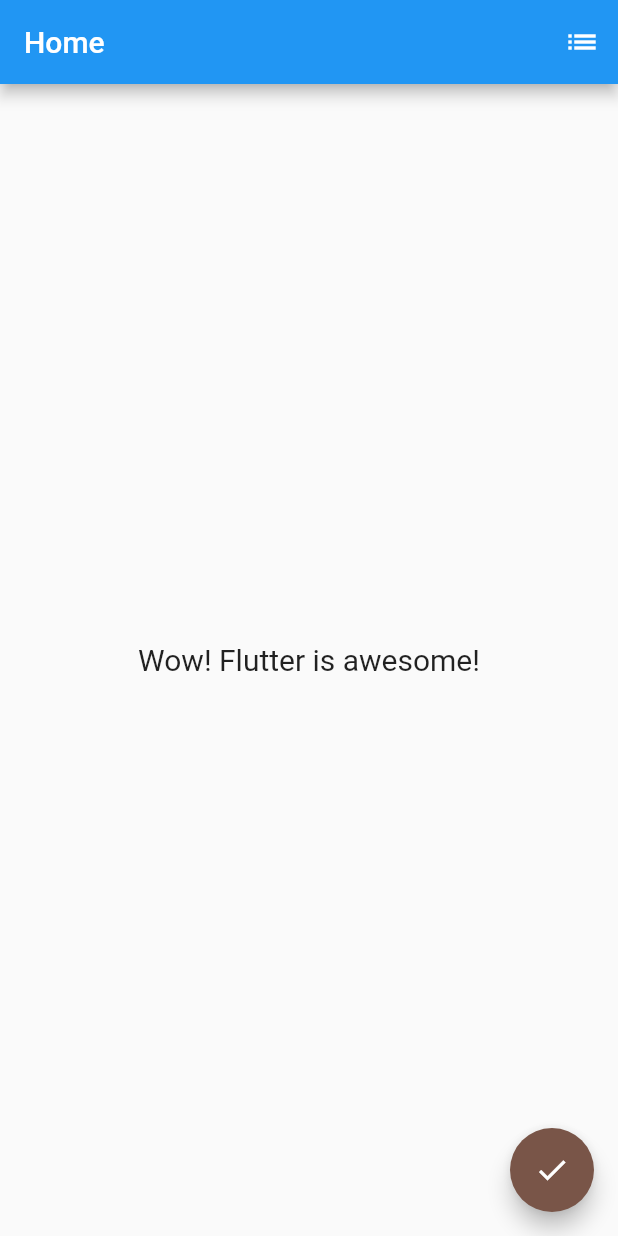
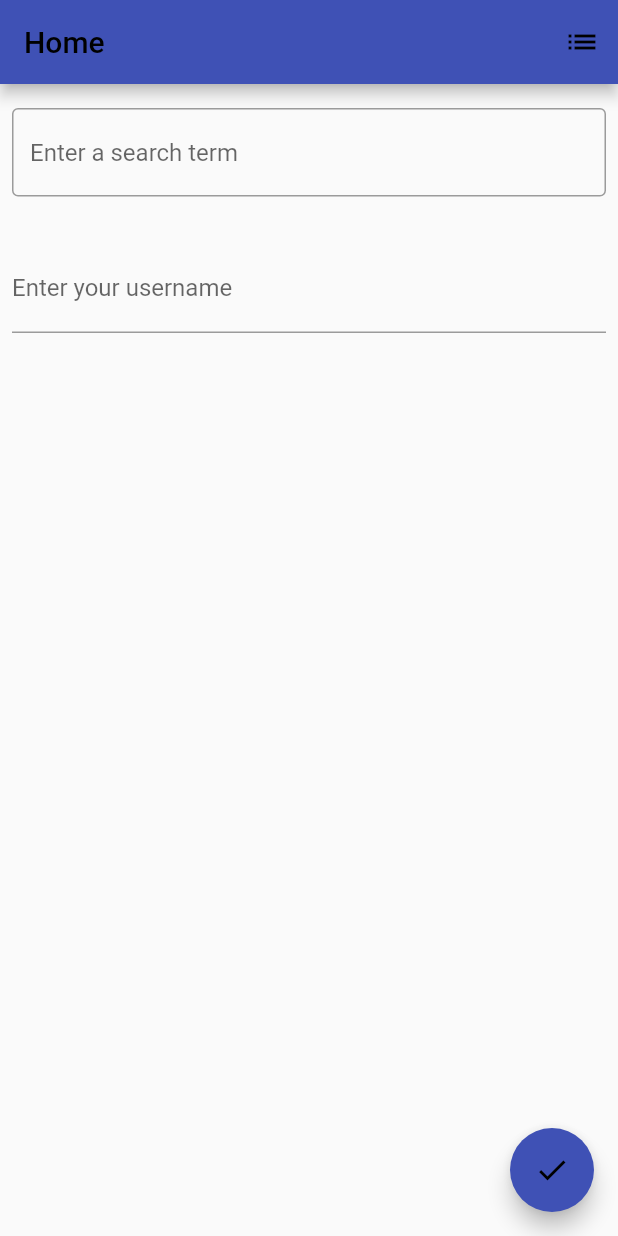
Before and after one commit to lucianoyamane/change_theme_example, a Flutter app: the screen it shows after launch, on a phone screen of 412 x 824 dp. Run offline on Flutter 3.47's test engine with Material 2 defaults, Android fonts, the phone set to English and light mode, and no system bars; our stand-ins replace flutter_bloc.

Commit message:
test colors

```diff
--- a/lib/bloc/theme_bloc.dart
+++ b/lib/bloc/theme_bloc.dart
@@ -16,9 +16,7 @@ class DarkThemeEvent extends ThemeEvent {
         // Colors that are not relevant to AppBar in DARK mode:
         primary: Colors.grey,
         onPrimary: Colors.black,
-        primaryVariant: Colors.grey,
         secondary: Colors.grey,
-        secondaryVariant: Colors.grey,
         onSecondary: Colors.black,
         background: Colors.grey,
         onBackground: Colors.black,
@@ -43,18 +41,16 @@ class LightThemeEvent extends ThemeEvent {
   final ThemeData themeData = ThemeData(
       colorScheme: const ColorScheme(
         brightness: Brightness.light,
-        primary: Colors.yellow,
+        primary: Color(0xFFE6E3AC),
         onPrimary: Colors.black,
         // Colors that are not relevant to AppBar in LIGHT mode:
-        primaryVariant: Colors.grey,
-        secondary: Colors.grey,
-        secondaryVariant: Colors.grey,
+        secondary: Color(0xFFE6E3AC),
         onSecondary: Colors.black,
-        background: Colors.grey,
+        background: Colors.indigo,
         onBackground: Colors.black,
-        surface: Colors.grey,
+        surface: Colors.indigo,
         onSurface: Colors.black,
-        error: Colors.grey,
+        error: Colors.red,
         onError: Colors.black,
       )
   );
@@ -73,9 +69,20 @@ class LightThemeEvent extends ThemeEvent {
 class BlocChangeTheme extends Bloc<ThemeEvent, ChangeThemeState> {
   BlocChangeTheme() :
         super(ChangeThemeState("initial", ThemeData(
-          brightness: Brightness.light,
-          accentColor: Colors.brown,
-          primaryColor: Colors.green,
+          colorScheme: const ColorScheme(
+            brightness: Brightness.light,
+            primary: Colors.indigo,
+            onPrimary: Colors.black,
+            // Colors that are not relevant to AppBar in LIGHT mode:
+            secondary: Colors.indigo,
+            onSecondary: Colors.black,
+            background: Colors.yellow,
+            onBackground: Colors.black,
+            surface: Colors.yellow,
+            onSurface: Colors.black,
+            error: Colors.red,
+            onError: Colors.black,
+          )
         ))){
     on<DarkThemeEvent>((event, emit) => emit(ChangeThemeState(event.getName(), event.getTheme())));
     on<LightThemeEvent>((event, emit) => emit(ChangeThemeState(event.getName(), event.getTheme())));
--- a/lib/home_page.dart
+++ b/lib/home_page.dart
@@ -33,12 +33,38 @@ class HomePage extends StatelessWidget {
           Icons.done,
         ),
       ),
-      body: const Center(
-        child: Text(
-          'Wow! Flutter is awesome!',
-          style: TextStyle(fontSize: 20.0),
-        ),
-      ),
+      body: const MyCustomForm(),
     );
   }
 }
+
+class MyCustomForm extends StatelessWidget {
+  const MyCustomForm({Key? key}) : super(key: key);
+
+  @override
+  Widget build(BuildContext context) {
+    return Column(
+      crossAxisAlignment: CrossAxisAlignment.start,
+      children: <Widget>[
+        const Padding(
+          padding: EdgeInsets.symmetric(horizontal: 8, vertical: 16),
+          child: TextField(
+            decoration: InputDecoration(
+              border: OutlineInputBorder(),
+              hintText: 'Enter a search term',
+            ),
+          ),
+        ),
+        Padding(
+          padding: const EdgeInsets.symmetric(horizontal: 8, vertical: 16),
+          child: TextFormField(
+            decoration: const InputDecoration(
+              border: UnderlineInputBorder(),
+              labelText: 'Enter your username',
+            ),
+          ),
+        ),
+      ],
+    );
+  }
+}
```
Also changed, not shown: lib/theme_selector_page.dart (+0 -46 lines).
